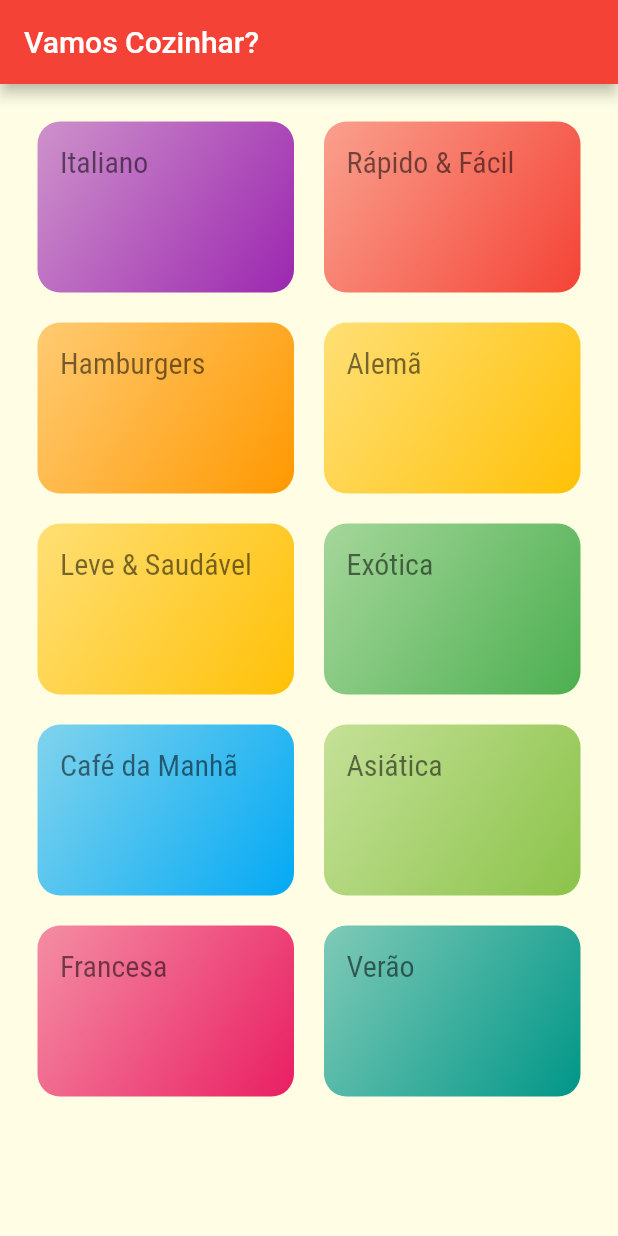
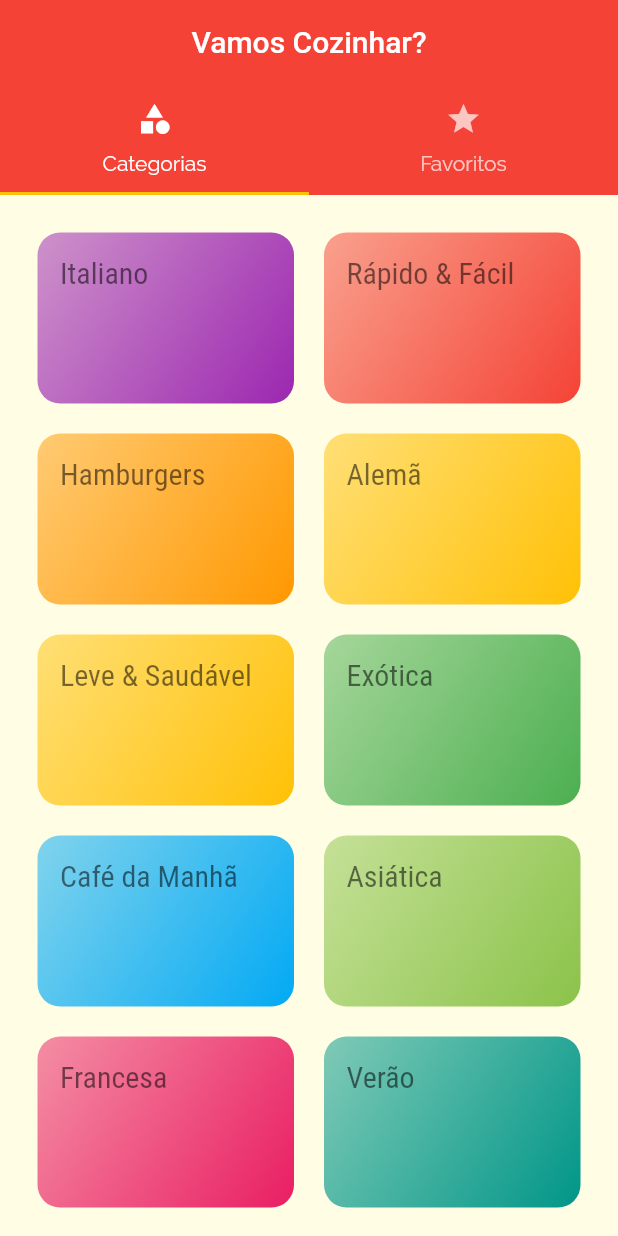
Before and after one commit to LimaNathan/refeicoes, a Flutter app: the screen it shows after launch, on a phone screen of 412 x 824 dp. Run offline on Flutter 3.47's test engine with Material 2 defaults, Android fonts, the phone set to English and light mode, and no system bars.

Commit message:
Adição do TabBarView, para transição entre duas telas no formato de Tabs

```diff
--- a/lib/main.dart
+++ b/lib/main.dart
@@ -2,6 +2,7 @@ import 'package:flutter/material.dart';
 import 'package:refeicoes/screens/categories_meals_screen.dart';
 import 'package:refeicoes/screens/categories_screen.dart';
 import 'package:refeicoes/screens/meal_detail_screen.dart';
+import 'package:refeicoes/screens/tabs_screen.dart';
 import 'utils/app_routes.dart';
 
 void main() => runApp(const MyApp());
@@ -25,7 +26,7 @@ class MyApp extends StatelessWidget {
             ),
       ),
       routes: {
-        AppRoutes.home: (ctx) => const CategoriesScreen(),
+        AppRoutes.home: (ctx) => const TabsScreen(),
         AppRoutes.categoriesMeals: (ctx) => CategoriesMealsScreen(),
         AppRoutes.mealDetail: (ctx) => const MealDetailScreen(),
       },
--- a/lib/screens/categories_screen.dart
+++ b/lib/screens/categories_screen.dart
@@ -7,9 +7,7 @@ class CategoriesScreen extends StatelessWidget {
 
   @override
   Widget build(BuildContext context) {
-    return Scaffold(
-      appBar: AppBar(title: const Text('Vamos Cozinhar?')),
-      body: GridView(
+    return GridView(
       padding: const EdgeInsets.all(25),
       gridDelegate: const SliverGridDelegateWithMaxCrossAxisExtent(
         maxCrossAxisExtent: 200,
@@ -20,7 +18,6 @@ class CategoriesScreen extends StatelessWidget {
       children: dummyCategories.map((cat) {
         return CategoryItem(cat);
       }).toList(),
-      ),
     );
   }
 }
--- a/lib/screens/favorite_screen.dart
+++ b/lib/screens/favorite_screen.dart
@@ -1,10 +1,12 @@
 import 'package:flutter/material.dart';
 
-class FavortieScreen extends StatelessWidget {
-  const FavortieScreen({Key? key}) : super(key: key);
+class FavoriteScreen extends StatelessWidget {
+  const FavoriteScreen({Key? key}) : super(key: key);
 
   @override
   Widget build(BuildContext context) {
-    return Center(child: Text('Minhas comidas favoritas'));
+    return const Center(
+      child: Text('Minhas comidas favoritas'),
+    );
   }
 }
--- /dev/null
+++ b/lib/screens/tabs_screen.dart
@@ -0,0 +1,38 @@
+import 'package:flutter/material.dart';
+import 'package:refeicoes/screens/categories_screen.dart';
+import 'package:refeicoes/screens/favorite_screen.dart';
+
+class TabsScreen extends StatelessWidget {
+  const TabsScreen({Key? key}) : super(key: key);
+
+  @override
+  Widget build(BuildContext context) {
+    return DefaultTabController(
+      length: 2,
+      child: Scaffold(
+        appBar: AppBar(
+          elevation: 0,
+          title: const Center(child: Text('Vamos Cozinhar?')),
+          bottom: const TabBar(
+            tabs: [
+              Tab(
+                icon: Icon(Icons.category),
+                text: 'Categorias',
+              ),
+              Tab(
+                icon: Icon(Icons.star),
+                text: 'Favoritos',
+              )
+            ],
+          ),
+        ),
+        body: const TabBarView(
+          children: [
+            CategoriesScreen(),
+            FavoriteScreen(),
+          ],
+        ),
+      ),
+    );
+  }
+}
```
Lines whose indentation alone changed are shown as unchanged.
